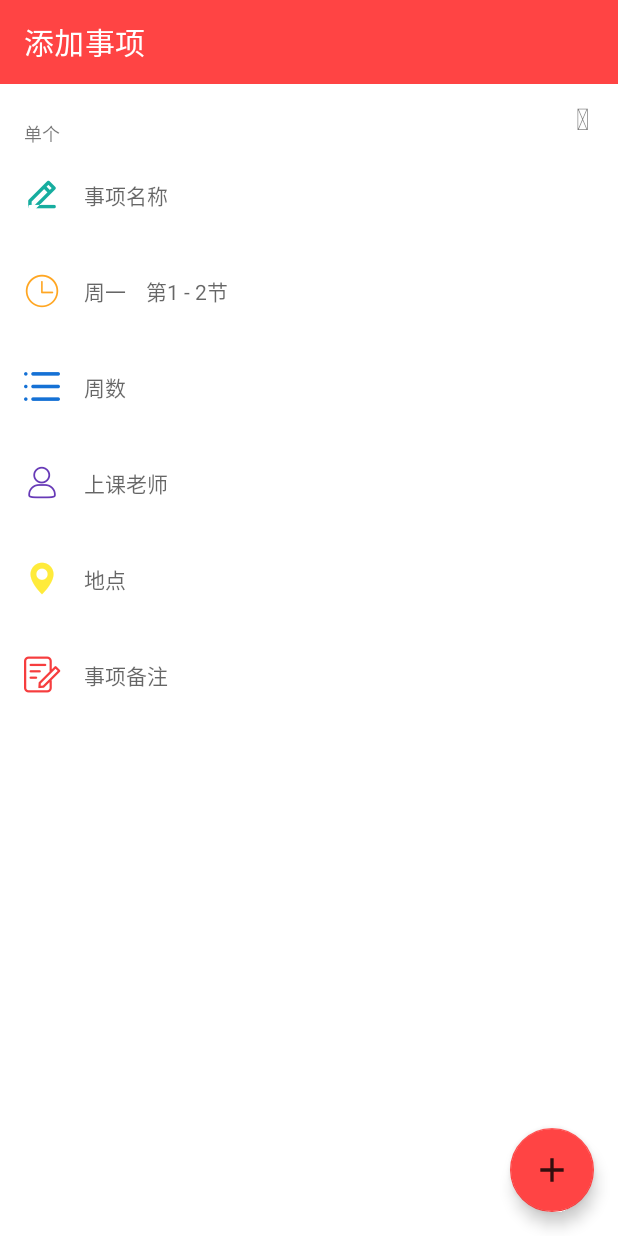
After one commit to AmazingZ-6/HiClass, an Android app: the ItemAdd screen opened directly, with no data from a screen before it, on a phone screen of 412 x 824 dp. The commit adds this screen. Run offline under Robolectric (Android 15) with nearby library versions, the phone set to English and light mode, and no system bars.

Commit message:
HiClass/Refactor/2022/1/20

```diff
--- a/HiCLass/app/src/main/AndroidManifest.xml
+++ b/HiCLass/app/src/main/AndroidManifest.xml
@@ -29,8 +29,10 @@
         android:roundIcon="@drawable/ic_launcher_playstore_2"
         android:supportsRtl="true"
         android:theme="@style/Theme.HiClass">
-        <activity android:name=".edit.ItemEdit" />
-        <activity android:name=".schedule.ScheduleFragment"
+        <activity android:name=".item_add.ItemAdd"></activity>
+        <activity android:name=".item_edit.ItemEdit" />
+        <activity
+            android:name=".schedule.ScheduleFragment"
             tools:ignore="Instantiatable" />
         <activity android:name=".GetClassInfo" />
         <activity android:name=".schedule.ScheduleMain" />
--- /dev/null
+++ b/HiCLass/app/src/main/java/com/example/hiclass/item_add/ItemAdd.kt
@@ -0,0 +1,32 @@
+package com.example.hiclass.item_add
+
+import androidx.appcompat.app.AppCompatActivity
+import android.os.Bundle
+import androidx.recyclerview.widget.LinearLayoutManager
+import com.example.hiclass.R
+import kotlinx.android.synthetic.main.item_add_base.*
+import kotlinx.android.synthetic.main.item_add_detail.*
+
+class ItemAdd : AppCompatActivity() {
+
+    private val addList = ArrayList<Int>()
+    override fun onCreate(savedInstanceState: Bundle?) {
+        super.onCreate(savedInstanceState)
+        setContentView(R.layout.item_add_base)
+        initAdds()
+        val layoutManager = LinearLayoutManager(this)
+        item_add_recyclerView.layoutManager = layoutManager
+        val adapter = ItemAddAdapter(addList)
+        item_add_recyclerView.adapter = adapter
+        recycle_fab.setOnClickListener {
+            addList.add(1)
+            adapter.notifyItemInserted(addList.size - 1)
+            item_add_recyclerView.scrollToPosition(addList.size - 1)
+        }
+        item_add_recyclerView.isNestedScrollingEnabled = true
+    }
+
+    private fun initAdds() {
+        addList.add(1)
+    }
+}
--- /dev/null
+++ b/HiCLass/app/src/main/java/com/example/hiclass/item_add/ItemAddAdapter.kt
@@ -0,0 +1,51 @@
+package com.example.hiclass.item_add
+
+import android.graphics.Typeface
+import android.view.LayoutInflater
+import android.view.View
+import android.view.ViewGroup
+import androidx.appcompat.widget.AppCompatTextView
+import androidx.recyclerview.widget.RecyclerView
+import com.example.hiclass.App
+import com.example.hiclass.R
+
+class ItemAddAdapter(private val addList: List<Int>) :
+    RecyclerView.Adapter<ItemAddAdapter.ViewHolder>() {
+
+    inner class ViewHolder(view: View) : RecyclerView.ViewHolder(view) {
+        val nameView: AppCompatTextView = view.findViewById(R.id.recycle_name)
+        val timeView: AppCompatTextView = view.findViewById(R.id.recycle_time)
+        val weekView: AppCompatTextView = view.findViewById(R.id.recycle_week)
+        val teacherView: AppCompatTextView = view.findViewById(R.id.recycle_teacher)
+        val addressView: AppCompatTextView = view.findViewById(R.id.recycle_address)
+        val remarkView: AppCompatTextView = view.findViewById(R.id.recycle_remark)
+    }
+
+
+    override fun onCreateViewHolder(parent: ViewGroup, viewType: Int): ViewHolder {
+        val view = LayoutInflater.from(parent.context)
+            .inflate(R.layout.item_add_detail, parent, false)
+        return ViewHolder(view)
+    }
+
+    override fun onBindViewHolder(holder: ViewHolder, position: Int) {
+        val add = addList[position]
+        val font = Typeface.createFromAsset(App.context.assets, "iconfont.ttf")
+        holder.nameView.typeface = font
+        holder.nameView.text = App.context.resources.getString(R.string.icon_name)
+        holder.timeView.typeface = font
+        holder.timeView.text = App.context.resources.getString(R.string.icon_clock)
+        holder.weekView.typeface = font
+        holder.weekView.text = App.context.resources.getString(R.string.icon_thing)
+        holder.teacherView.typeface = font
+        holder.teacherView.text = App.context.resources.getString(R.string.icon_user)
+        holder.addressView.typeface = font
+        holder.addressView.text = App.context.resources.getString(R.string.icon_address)
+        holder.remarkView.typeface = font
+        holder.remarkView.text = App.context.resources.getString(R.string.icon_remark)
+    }
+
+
+    override fun getItemCount() = addList.size
+
+}
--- /dev/null
+++ b/HiCLass/app/src/main/java/com/example/hiclass/item_add/ItemAddViewModel.kt
@@ -0,0 +1,6 @@
+package com.example.hiclass.item_add
+
+import androidx.lifecycle.ViewModel
+
+class ItemAddViewModel:ViewModel() {
+}
--- /dev/null
+++ b/HiCLass/app/src/main/java/com/example/hiclass/item_edit/ItemEdit.kt
@@ -0,0 +1,77 @@
+package com.example.hiclass.item_edit
+
+
+import androidx.appcompat.app.AppCompatActivity
+import android.os.Bundle
+import android.widget.Button
+import android.widget.EditText
+import android.widget.TextView
+import androidx.appcompat.app.AlertDialog
+import androidx.lifecycle.ViewModelProvider
+import com.example.hiclass.R
+
+class ItemEdit : AppCompatActivity() {
+
+    private lateinit var viewModel : ItemEditViewModel
+
+
+    override fun onCreate(savedInstanceState: Bundle?) {
+        super.onCreate(savedInstanceState)
+        setContentView(R.layout.activity_item_edit)
+        viewModel = ViewModelProvider(this).get(ItemEditViewModel::class.java)
+
+        viewModel.idi = intent.getLongExtra("item_id",-1)
+        viewModel.weeki = intent.getIntExtra("item_week",-1)
+
+        viewModel.getItem()
+
+        val timeView: TextView = findViewById(R.id.item_time)
+        timeView.text = viewModel.itemi?.getTimeString1()
+
+        val nameView: EditText = findViewById(R.id.item_name)
+        nameView.hint = "请输入名称..."
+        nameView.setText(viewModel.name)
+
+        val addressView: EditText = findViewById(R.id.item_address)
+        addressView.hint = "请输入地点..."
+        addressView.setText(viewModel.address)
+
+        val teacherView: EditText = findViewById(R.id.item_teacher)
+        teacherView.hint = "请输入备注或老师..."
+        teacherView.setText(viewModel.teacher)
+
+
+
+        val btnOk: Button = findViewById(R.id.item_ok)
+        val btnDelete: Button = findViewById(R.id.item_delete)
+
+        btnOk.setOnClickListener {
+            viewModel.nameEdit = nameView.text.toString()
+            viewModel.addressEdit = addressView.text.toString()
+            viewModel.teacherEdit = teacherView.text.toString()
+            viewModel.saveEditInfo()
+            finish()
+        }
+
+        btnDelete.setOnClickListener {
+            viewModel.deleteInfo()
+            finish()
+        }
+
+    }
+
+    override fun onBackPressed() {
+        AlertDialog.Builder(this).apply {
+            setTitle("是否放弃编辑")
+            setMessage("正在编辑的事项将不会得到保存")
+            setCancelable(false)
+            setPositiveButton("是") { dialog, which ->
+                finish()
+            }
+
+            setNegativeButton("否") { dialog, which ->
+
+            }
+        }.show()
+    }
+}
--- /dev/null
+++ b/HiCLass/app/src/main/java/com/example/hiclass/item_edit/ItemEditViewModel.kt
@@ -0,0 +1,63 @@
+package com.example.hiclass.item_edit
+
+import androidx.lifecycle.ViewModel
+import com.example.hiclass.data_class.ItemDataBean
+import com.example.hiclass.schedule.itemDao
+import com.example.hiclass.schedule.weekList
+import com.example.hiclass.utils.ChangeItem
+import kotlin.concurrent.thread
+
+class ItemEditViewModel : ViewModel() {
+
+    var weeki: Int = -1
+    var itemi: ItemDataBean? = null
+    var name = itemi?.itemName
+    var address = itemi?.itemAddress
+    var teacher = itemi?.itemTeacher
+    var idi: Long = -1
+
+    var nameEdit = ""
+    var addressEdit = ""
+    var teacherEdit = ""
+    var remarksEdit = ""
+
+    fun getItem() {
+        if (idi != -1L && weeki != -1) {
+            for (entity in weekList[weeki - 1].dayItemList) {
+                if (entity.id == idi) {
+                    itemi = entity
+                    name = itemi!!.itemName
+                    address = itemi!!.itemAddress
+                    teacher = itemi!!.itemTeacher
+                }
+            }
+        }
+    }
+
+    fun saveEditInfo() {
+
+        if (idi != -1L && weeki != -1) {
+            for (entity in weekList[weeki - 1].dayItemList) {
+                if (entity.id == idi) {
+                    entity.itemName = nameEdit
+                    entity.itemAddress = addressEdit
+                    entity.itemTeacher = teacherEdit
+                    thread {
+                        itemDao.updateItem(entity)
+                    }
+                    ChangeItem.itemUpdateFlag = 1
+                    ChangeItem.changedItem = entity
+                    break
+                }
+            }
+
+        }
+    }
+
+    fun deleteInfo() {
+
+        thread {
+            itemi?.let { itemDao.deleteItem(it) }
+        }
+    }
+}
--- a/HiCLass/app/src/main/java/com/example/hiclass/schedule/ScheduleFragment.kt
+++ b/HiCLass/app/src/main/java/com/example/hiclass/schedule/ScheduleFragment.kt
@@ -1,11 +1,9 @@
 package com.example.hiclass.schedule
 
 
-import android.content.Context
 import android.content.Intent
 import android.graphics.Color
 import android.os.Bundle
-import android.util.Log
 import android.view.*
 import android.widget.*
 import androidx.appcompat.app.AlertDialog
@@ -16,21 +14,19 @@ import androidx.drawerlayout.widget.DrawerLayout
 import androidx.fragment.app.Fragment
 import androidx.lifecycle.Observer
 import androidx.lifecycle.ViewModelProvider
-import com.example.hiclass.App
 import com.example.hiclass.GetClassInfo
 import com.example.hiclass.R
 import com.example.hiclass.data_class.ItemDataBean
-import com.example.hiclass.edit.ItemEdit
+import com.example.hiclass.item_add.ItemAdd
+import com.example.hiclass.item_edit.ItemEdit
 import com.example.hiclass.utils.ChangeItem.changedItem
 import com.example.hiclass.utils.ChangeItem.itemAddFlag
 import com.example.hiclass.utils.ChangeItem.itemDeleteFlag
 import com.example.hiclass.utils.ChangeItem.itemUpdateFlag
-import com.example.hiclass.utils.TypeSwitcher
 import com.example.hiclass.utils.ViewUtil
 import com.example.hiclass.utils.ViewUtil.getScreenHeight
 import com.example.hiclass.utils.ViewUtil.getScreenWidth
 import com.google.android.material.navigation.NavigationView
-import kotlinx.android.synthetic.main.popup_class_window.*
 import java.util.regex.Pattern
 
 
@@ -100,10 +96,10 @@ class ScheduleFragment : Fragment() {
 
     override fun onOptionsItemSelected(item: MenuItem): Boolean {
         when (item.itemId) {
-//            R.id.menu_add -> {
-//                val intent = Intent(activity, ClassEditActivity::class.java)
-//                startActivity(intent)
-//            }
+            R.id.menu_add -> {
+                val intent = Intent(activity, ItemAdd::class.java)
+                startActivity(intent)
+            }
         }
         return true
     }
--- /dev/null
+++ b/HiCLass/app/src/main/res/layout/item_add_base.xml
@@ -0,0 +1,45 @@
+<?xml version="1.0" encoding="utf-8"?>
+<FrameLayout xmlns:tools="http://schemas.android.com/tools"
+    android:layout_width="match_parent"
+    android:background="@color/white"
+    android:layout_height="match_parent"
+    xmlns:app="http://schemas.android.com/apk/res-auto"
+
+    xmlns:android="http://schemas.android.com/apk/res/android">
+
+    <com.google.android.material.appbar.AppBarLayout
+        android:background="@color/white"
+        android:layout_height="match_parent"
+        android:layout_width="match_parent">
+
+        <androidx.appcompat.widget.Toolbar
+            android:background="@android:color/holo_red_light"
+            android:id="@+id/toolbar"
+            app:title="添加事项"
+            app:titleTextColor="@color/white"
+            android:layout_width="match_parent"
+            android:layout_height="?actionBarSize"
+            app:popupTheme="@style/Theme.MenuTest.PopupOverlay" />
+
+        <LinearLayout
+            android:layout_width="wrap_content"
+            android:layout_height="wrap_content">
+            <androidx.recyclerview.widget.RecyclerView
+                android:id="@+id/item_add_recyclerView"
+                android:layout_width="match_parent"
+                android:layout_height="match_parent"/>
+        </LinearLayout>
+
+    </com.google.android.material.appbar.AppBarLayout>
+
+    <com.google.android.material.floatingactionbutton.FloatingActionButton
+        android:id="@+id/recycle_fab"
+        android:layout_width="wrap_content"
+        android:layout_height="wrap_content"
+        android:layout_gravity="bottom|end"
+        android:layout_margin="16dp"
+        android:src="@drawable/ic_add" />
+
+
+
+</FrameLayout>
--- /dev/null
+++ b/HiCLass/app/src/main/res/layout/item_add_detail.xml
@@ -0,0 +1,205 @@
+<?xml version="1.0" encoding="utf-8"?>
+<RelativeLayout xmlns:android="http://schemas.android.com/apk/res/android"
+    xmlns:app="http://schemas.android.com/apk/res-auto"
+    android:layout_width="match_parent"
+    android:layout_height="wrap_content"
+    android:layout_marginBottom="20dp">
+
+    <androidx.appcompat.widget.AppCompatTextView
+        android:id="@+id/tv_item"
+        android:layout_width="wrap_content"
+        android:layout_height="wrap_content"
+        android:layout_marginStart="16dp"
+        android:layout_marginTop="24dp"
+        android:singleLine="true"
+        android:text="单个"
+        android:textSize="12sp" />
+
+    <androidx.appcompat.widget.AppCompatTextView
+        android:id="@+id/ib_delete"
+        style="@style/ButtonBackground"
+        android:layout_width="32dp"
+        android:layout_height="32dp"
+        android:layout_alignParentEnd="true"
+        android:layout_marginTop="8dp"
+        android:layout_marginEnd="8dp"
+        android:gravity="center"
+        android:includeFontPadding="false"
+        android:text="@string/icon_user"
+        android:textSize="20sp" />
+
+    <androidx.appcompat.widget.LinearLayoutCompat
+        android:id="@+id/ll_name"
+        android:layout_width="match_parent"
+        android:layout_height="64dp"
+        android:layout_below="@id/tv_item"
+        android:background="?android:attr/selectableItemBackground">
+
+        <androidx.appcompat.widget.AppCompatTextView
+            android:id="@+id/recycle_name"
+            style="@style/IconTextViewStyle"
+            android:layout_width="56dp"
+            android:layout_height="match_parent"
+            android:text="@string/icon_name"
+            android:textColor="#16AD9F" />
+
+        <androidx.appcompat.widget.AppCompatEditText
+            android:id="@+id/et_name"
+            android:layout_width="match_parent"
+            android:layout_height="match_parent"
+            android:layout_marginEnd="24dp"
+            android:background="@null"
+            android:gravity="center_vertical"
+            android:hint="事项名称"
+            android:lines="1"
+            android:textSize="14sp" />
+    </androidx.appcompat.widget.LinearLayoutCompat>
+
+
+    <androidx.appcompat.widget.LinearLayoutCompat
+        android:id="@+id/ll_time"
+        android:layout_width="match_parent"
+        android:layout_height="64dp"
+        android:layout_below="@id/ll_name"
+        android:background="?android:attr/selectableItemBackground">
+
+        <androidx.appcompat.widget.AppCompatTextView
+            android:id="@+id/recycle_time"
+            style="@style/IconTextViewStyle"
+            android:layout_width="56dp"
+            android:layout_height="match_parent"
+            android:text="@string/icon_clock"
+            android:textColor="#FFA622" />
+
+        <androidx.appcompat.widget.AppCompatTextView
+            android:id="@+id/et_time"
+            android:layout_width="match_parent"
+            android:layout_height="match_parent"
+            android:layout_marginEnd="24dp"
+            android:background="@null"
+            android:gravity="center_vertical"
+            android:hint="周一    第1 - 2节"
+            android:lines="1"
+            android:textSize="14sp"
+            app:autoSizeMaxTextSize="14sp"
+            app:autoSizeMinTextSize="10sp"
+            app:autoSizeStepGranularity="1sp"
+            app:autoSizeTextType="uniform" />
+    </androidx.appcompat.widget.LinearLayoutCompat>
+
+    <androidx.appcompat.widget.LinearLayoutCompat
+        android:id="@+id/ll_week"
+        android:layout_width="match_parent"
+        android:layout_height="64dp"
+        android:layout_below="@id/ll_time"
+        android:background="?android:attr/selectableItemBackground">
+
+        <androidx.appcompat.widget.AppCompatTextView
+            android:id="@+id/recycle_week"
+            style="@style/IconTextViewStyle"
+            android:layout_width="56dp"
+            android:layout_height="match_parent"
+            android:text="@string/icon_user"
+            android:textColor="#1571D5" />
+
+        <androidx.appcompat.widget.AppCompatTextView
+            android:id="@+id/et_week"
+            android:layout_width="match_parent"
+            android:layout_height="match_parent"
+            android:layout_marginEnd="24dp"
+            android:background="@null"
+            android:gravity="center_vertical"
+            android:hint="周数"
+            android:lines="1"
+            android:singleLine="true"
+            android:textSize="14sp" />
+    </androidx.appcompat.widget.LinearLayoutCompat>
+
+    <androidx.appcompat.widget.LinearLayoutCompat
+        android:id="@+id/ll_teacher"
+        android:layout_width="match_parent"
+        android:layout_height="64dp"
+        android:layout_below="@id/ll_week"
+        android:background="?android:attr/selectableItemBackground">
+
+        <androidx.appcompat.widget.AppCompatTextView
+            android:id="@+id/recycle_teacher"
+            style="@style/IconTextViewStyle"
+            android:layout_width="56dp"
+            android:layout_height="match_parent"
+            android:text="@string/icon_user"
+            android:textColor="#673AB7" />
+
+        <androidx.appcompat.widget.AppCompatEditText
+            android:id="@+id/et_teacher"
+            android:layout_width="match_parent"
+            android:layout_height="match_parent"
+            android:layout_marginEnd="24dp"
+            android:background="@null"
+            android:gravity="center_vertical"
+            android:hint="上课老师"
+            android:lines="1"
+            android:singleLine="true"
+            android:textSize="14sp" />
+    </androidx.appcompat.widget.LinearLayoutCompat>
+
+    <androidx.appcompat.widget.LinearLayoutCompat
+        android:id="@+id/ll_address"
+        android:layout_width="match_parent"
+        android:layout_height="64dp"
+        android:layout_below="@id/ll_teacher"
+        android:background="?android:attr/selectableItemBackground">
+
+        <androidx.appcompat.widget.AppCompatTextView
+            android:id="@+id/recycle_address"
+            style="@style/IconTextViewStyle"
+            android:layout_width="56dp"
+            android:layout_height="match_parent"
+            android:text="@string/icon_user"
+            android:textColor="#FFEB3B" />
+
+        <androidx.appcompat.widget.AppCompatEditText
+            android:id="@+id/et_address"
+            android:layout_width="match_parent"
+            android:layout_height="match_parent"
+            android:layout_marginEnd="24dp"
+            android:background="@null"
+            android:gravity="center_vertical"
+            android:hint="地点"
+            android:lines="1"
+            android:singleLine="true"
+            android:textSize="14sp" />
+    </androidx.appcompat.widget.LinearLayoutCompat>
+
+
+    <androidx.appcompat.widget.LinearLayoutCompat
+        android:id="@+id/ll_remark"
+        android:layout_width="match_parent"
+        android:layout_height="64dp"
+        android:layout_below="@id/ll_address"
+        android:background="?android:attr/selectableItemBackground">
+
+        <androidx.appcompat.widget.AppCompatTextView
+            android:id="@+id/recycle_remark"
+            style="@style/IconTextViewStyle"
+            android:layout_width="56dp"
+            android:layout_height="match_parent"
+            android:text="@string/icon_address"
+            android:textColor="#F63D3E" />
+
+        <androidx.appcompat.widget.AppCompatEditText
+            android:id="@+id/et_remark"
+            android:layout_width="match_parent"
+            android:layout_height="match_parent"
+            android:layout_marginEnd="24dp"
+            android:background="@null"
+            android:gravity="center_vertical"
+            android:hint="事项备注"
+            android:lines="1"
+            android:singleLine="true"
+            android:textSize="14sp" />
+
+    </androidx.appcompat.widget.LinearLayoutCompat>
+
+
+</RelativeLayout>
--- a/HiCLass/app/src/main/res/values/strings.xml
+++ b/HiCLass/app/src/main/res/values/strings.xml
@@ -3,4 +3,14 @@
     <string name="start_alarm">开启闹钟</string>
     <string name="ok">OK</string>
     <string name="add_thing">添加事项</string>
+
+
+    <string name="icon_name">&#xe64c;</string>
+    <string name="icon_delete">&#xe661;</string>
+    <string name="icon_user">&#xe63d;</string>
+    <string name="icon_clock">&#xe64d;</string>
+    <string name="icon_address">&#xe61f;</string>
+    <string name="icon_remark">&#xe60e;</string>
+    <string name="icon_add">&#xe620;</string>
+    <string name="icon_thing">&#xe670;</string>
 </resources>
--- /dev/null
+++ b/HiCLass/app/src/main/res/values/style.xml
@@ -0,0 +1,13 @@
+<?xml version="1.0" encoding="utf-8"?>
+<resources>
+    <style name="IconTextViewStyle">
+        <item name="android:textSize">24sp</item>
+        <item name="android:gravity">center</item>
+        <item name="android:includeFontPadding">false</item>
+<!--        <item name="android:fontFamily"></item>-->
+    </style>
+
+    <style name="ButtonBackground">
+        <item name="android:background">?android:attr/selectableItemBackgroundBorderless</item>
+    </style>
+</resources>
```
Also changed, not shown: HiCLass/app/build.gradle (+6 -4 lines), HiCLass/app/src/main/assets/iconfont.ttf (added), 1 other file.
